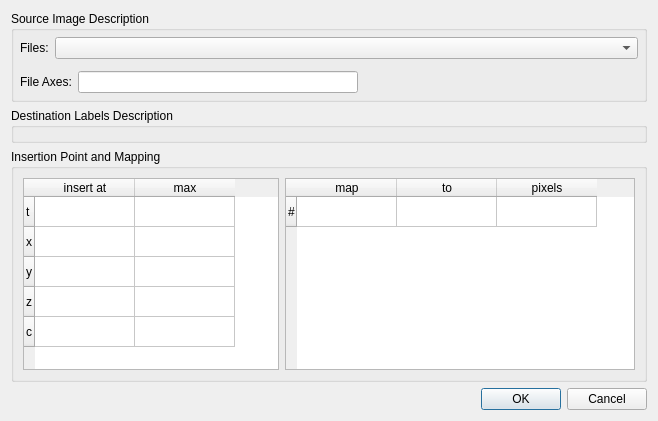
Before: the Qt Designer form ilastik/applets/labeling/dataImportOptionsDlg.ui in ilastik/ilastik, drawn with Qt 5.
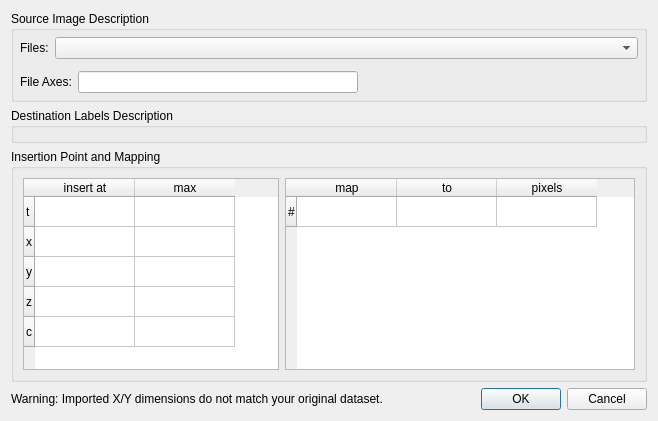
After: the same form once the commit is applied. Custom widgets are drawn as their Qt base class.

Commit message: labelingImport: Show warning text if the imported X/Y dimensions don't match the original dataset.

Patch:
```diff
--- a/ilastik/applets/labeling/dataImportOptionsDlg.ui
+++ b/ilastik/applets/labeling/dataImportOptionsDlg.ui
@@ -271,6 +271,15 @@
     </widget>
    </item>
    <item>
+    <layout class="QHBoxLayout" name="horizontalLayout_4">
+     <item>
+      <widget class="QLabel" name="warningLabel">
+       <property name="text">
+        <string>Warning: Imported X/Y dimensions do not match your original dataset.</string>
+       </property>
+      </widget>
+     </item>
+     <item>
     <widget class="QDialogButtonBox" name="buttonBox">
      <property name="orientation">
       <enum>Qt::Horizontal</enum>
@@ -279,6 +288,8 @@
       <set>QDialogButtonBox::Cancel|QDialogButtonBox::Ok</set>
      </property>
     </widget>
+     </item>
+    </layout>
    </item>
   </layout>
  </widget>
```
Lines whose indentation alone changed are shown as unchanged. The commit also changes 1 other file.
